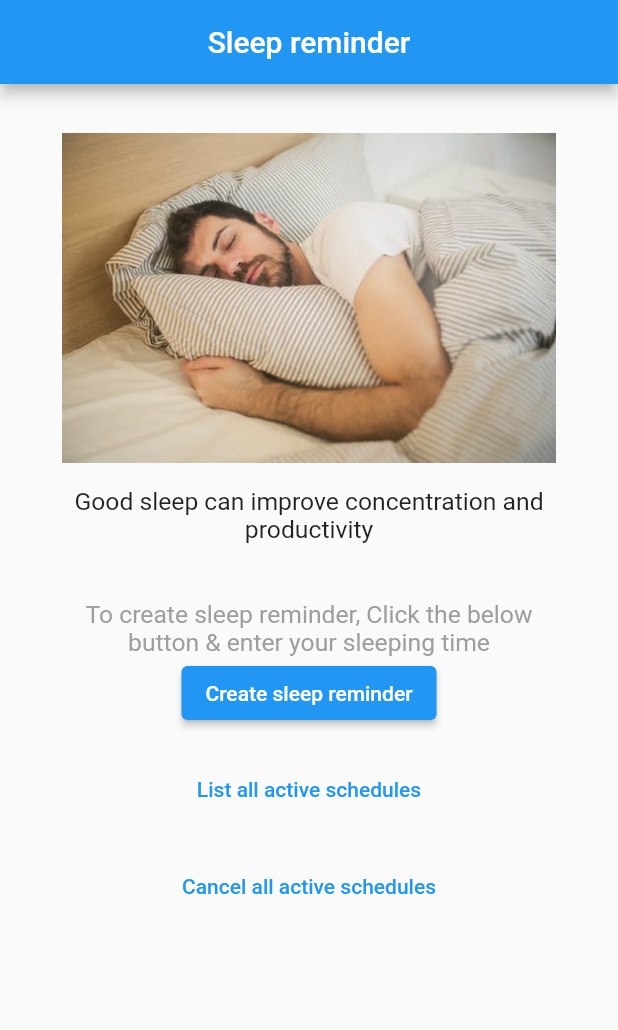
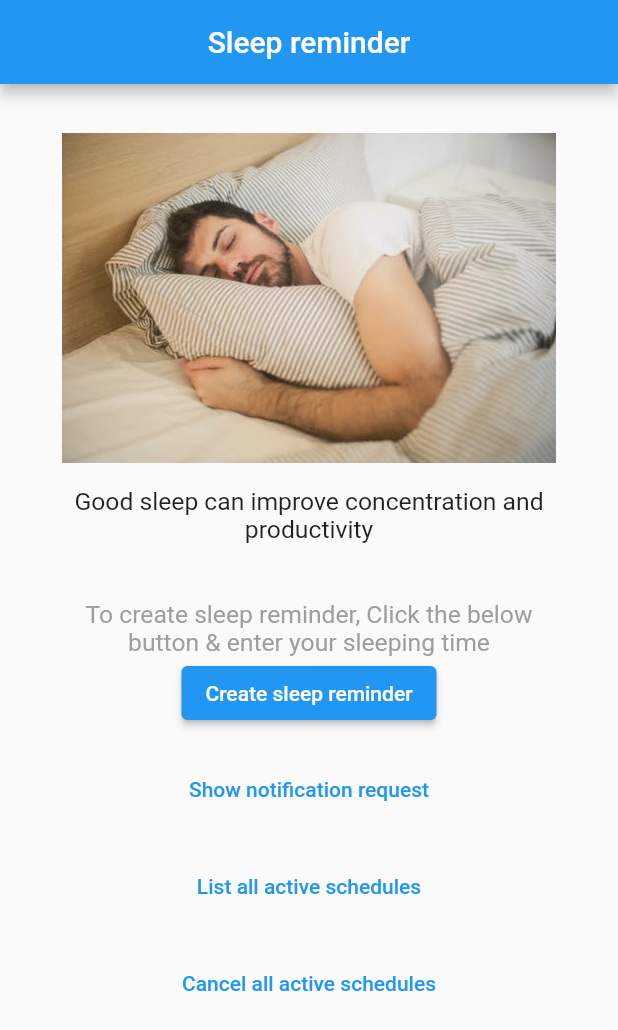
Before and after one commit to rafaelsetragni/reminderApp, a Flutter app: the screen it shows after launch, after a tap on "List all active schedules", on a phone screen of 412 x 824 dp. Shown: the top 1030 px of the screen. Run offline on Flutter 3.47's test engine with Material 2 defaults, Android fonts, the light colour scheme and no system bars; our stand-ins replace awesome_notifications, firebase_core, firebase_messaging, fluttertoast; accounts and stored records are empty.

Commit message:
work in progress

```diff
--- a/lib/main.dart
+++ b/lib/main.dart
@@ -2,18 +2,12 @@ import 'package:flutter/material.dart';
 import 'package:awesome_notifications/awesome_notifications.dart';
 import 'package:reminder_app/pages/home_page.dart';
 import 'package:reminder_app/pages/notification_received_page.dart';
+import 'package:firebase_core/firebase_core.dart';
+import 'package:reminder_app/routes/routes.dart';
+import 'package:reminder_app/utils/firebase_utils.dart';
 
 void main() async {
   WidgetsFlutterBinding.ensureInitialized();
-
-  AwesomeNotifications().initialize(null, [
-    NotificationChannel(
-        channelKey: 'basic_channel',
-        channelName: 'Basic notifications',
-        channelDescription: 'Notification channel for basic tests',
-        defaultColor: Color(0xFF9D50DD),
-        ledColor: Colors.white)
-  ]);
 
   await AwesomeNotifications().initialize(null, [
     NotificationChannel(
@@ -27,6 +21,8 @@ void main() async {
     ),
   ]);
 
+  await FirebaseUtils.loadFirebaseCore();
+
   runApp(MyApp());
 }
 
@@ -36,11 +32,8 @@ class MyApp extends StatelessWidget {
     return MaterialApp(
       title: 'Named Routes Demo',
       debugShowCheckedModeBanner: false,
-      initialRoute: '/',
-      routes: {
-        '/': (context) => HomePage(),
-        '/notification_received_page': (context) => NotificationReceivedPage(),
-      },
+      initialRoute: PAGE_HOME,
+      routes: materialRoutes,
     );
   }
 }
--- a/lib/pages/home_page.dart
+++ b/lib/pages/home_page.dart
@@ -1,83 +1,54 @@
 import 'dart:io';
+import 'package:flutter/material.dart';
+
+import 'package:reminder_app/utils/utils.dart';
+import 'package:reminder_app/utils/firebase_utils.dart';
+
+import 'package:awesome_notifications/awesome_notifications.dart';
 import 'package:fluttertoast/fluttertoast.dart';
-import 'package:flutter/material.dart';
-import 'package:awesome_notifications/awesome_notifications.dart';
-import 'package:notification_permissions/notification_permissions.dart';
-import 'package:reminder_app/utils/utils.dart';
-import 'package:firebase_messaging/firebase_messaging.dart';
-
-Future<dynamic> myBackgroundMessageHandler(RemoteMessage message) async {
-  if (message != null) print(message);
-}
 
 class HomePage extends StatefulWidget {
-  const HomePage({Key key}) : super(key: key);
+  const HomePage({Key? key}) : super(key: key);
   @override
   _HomePageState createState() => _HomePageState();
 }
 
 class _HomePageState extends State<HomePage> {
-  TimeOfDay _pickedTime;
-  FirebaseMessaging _firebaseMessaging = FirebaseMessaging.instance;
-  NotificationSettings _iosNotificationSettings;
+  TimeOfDay? _pickedTime;
+
   @override
   void initState() {
     super.initState();
-    initFirebase().then((value) => _initNotification());
+
+    WidgetsBinding.instance!.addPostFrameCallback((_) async {
+      requestNotificationPermission();
+      FirebaseUtils.initializeFirebaseService(context);
+      _startListenAwesomeStreams();
+    });
   }
 
-  ///Initialize firebase
-  Future<void> initFirebase() async {
-    if (Platform.isIOS) {
-      _iosNotificationSettings = await _firebaseMessaging.requestPermission(
-        alert: true,
-        announcement: false,
-        badge: true,
-        carPlay: false,
-        criticalAlert: false,
-        provisional: true,
-        sound: true,
-      );
+  Future<bool> requestNotificationPermission() async {
+    bool isAllowed = await AwesomeNotifications().isNotificationAllowed();
+    if (!isAllowed) {
+      await showRequestUserPermissionDialog(context);
+      isAllowed = await AwesomeNotifications().isNotificationAllowed();
     }
-    _firebaseMessaging.getToken().then((String token) {
-      if (token != null) {
-        print(token);
-      }
-    });
-    handleIncomingFirebaseNotification();
+    return isAllowed;
   }
 
-  void handleIncomingFirebaseNotification() {
-    FirebaseMessaging.onMessage.listen((RemoteMessage message) {
-      if (message != null) print(message);
-    });
-    FirebaseMessaging.instance
-        .getInitialMessage()
-        .then((RemoteMessage message) {
-      if (message != null) print(message);
-    });
-    FirebaseMessaging.onMessageOpenedApp.listen((RemoteMessage message) {
-      if (message != null) print(message);
-    });
-    FirebaseMessaging.onBackgroundMessage(myBackgroundMessageHandler);
-  }
-
-  _initNotification() async {
-    await NotificationPermissions.requestNotificationPermissions(
-        iosSettings: const NotificationSettingsIos(
-            sound: true, badge: true, alert: true));
+  _startListenAwesomeStreams() async {
     AwesomeNotifications().actionStream.listen((receivedNotification) {
-      Navigator.pushNamed(context, "/notification_received_page");
       Fluttertoast.showToast(
-          msg:
-              'Msg: ${StringUtils.isNullOrEmpty(receivedNotification.buttonKeyPressed, considerWhiteSpaceAsEmpty: true) ? 'normal tap' : receivedNotification.buttonKeyPressed}',
+          msg: 'Msg: ${StringUtils.isNullOrEmpty(receivedNotification.buttonKeyPressed, considerWhiteSpaceAsEmpty: true) ? 'normal tap' : receivedNotification.buttonKeyPressed}',
           backgroundColor: Colors.blue[200],
           textColor: Colors.black);
+
+      processDefaultActionReceived(context, receivedNotification);
     });
   }
 
   Future<bool> pickScheduleDate(BuildContext context) async {
-    TimeOfDay timeOfDay;
+    TimeOfDay? timeOfDay;
     timeOfDay = await showTimePicker(
       context: context,
       initialTime: _pickedTime ?? TimeOfDay.now(),
@@ -104,6 +75,12 @@ class _HomePageState extends State<HomePage> {
         _dateTime,
       );
     });
+  }
+
+  @override
+  void dispose() {
+    AwesomeNotifications().dispose();
+    super.dispose();
   }
 
   @override
@@ -137,8 +114,6 @@ class _HomePageState extends State<HomePage> {
               child: Container(
                 child: Image.asset(
                   'assets/sleep.jpeg',
-                  // width: MediaQuery.of(context).size.width * 0.6,
-                  // height: MediaQuery.of(context).size.height * 0.23,
                 ),
               ),
             ),
@@ -169,9 +144,11 @@ class _HomePageState extends State<HomePage> {
                   ),
                   ElevatedButton(
                     onPressed: () async {
-                      if (await pickScheduleDate(context) &&
-                          _pickedTime != null) {
-                        await scheduleSleepReminder(_pickedTime);
+                      if(await requestNotificationPermission()){
+                        if (await pickScheduleDate(context) &&
+                            _pickedTime != null) {
+                          await scheduleSleepReminder(_pickedTime!);
+                        }
                       }
                     },
                     child: Text(
@@ -179,6 +156,22 @@ class _HomePageState extends State<HomePage> {
                     ),
                   ),
                 ],
+              ),
+            ),
+            Container(
+              alignment: Alignment.center,
+              padding: EdgeInsets.only(
+                bottom: size.height * 0.02,
+                left: size.width * 0.05,
+                right: size.width * 0.05,
+              ),
+              child: TextButton(
+                onPressed: () async {
+                  showRequestUserPermissionDialog(context);
+                },
+                child: Text(
+                  'Show notification request',
+                ),
               ),
             ),
             Container(
--- a/lib/pages/notification_received_page.dart
+++ b/lib/pages/notification_received_page.dart
@@ -1,7 +1,10 @@
 import 'package:flutter/material.dart';
+import 'package:awesome_notifications/awesome_notifications.dart';
 
 class NotificationReceivedPage extends StatelessWidget {
-  const NotificationReceivedPage({Key key}) : super(key: key);
+  const NotificationReceivedPage(this.receivedNotification, {Key? key}) : super(key: key);
+
+  final ReceivedNotification receivedNotification;
 
   @override
   Widget build(BuildContext context) {
--- /dev/null
+++ b/lib/routes/routes.dart
@@ -0,0 +1,14 @@
+import 'package:awesome_notifications/awesome_notifications.dart';
+import 'package:flutter/material.dart';
+import 'package:reminder_app/pages/home_page.dart';
+import 'package:reminder_app/pages/notification_received_page.dart';
+
+const String PAGE_HOME = '/';
+const String PAGE_NOTIFICATION_RECEIVED = '/notification_received_page';
+
+Map<String, WidgetBuilder> materialRoutes = {
+  PAGE_HOME: (context) => HomePage(),
+  PAGE_NOTIFICATION_RECEIVED: (context) => NotificationReceivedPage(
+        ModalRoute.of(context)!.settings.arguments as ReceivedNotification,
+      )
+};
--- /dev/null
+++ b/lib/utils/firebase_utils.dart
@@ -0,0 +1,167 @@
+import 'dart:convert';
+import 'dart:math';
+import'dart:io' show Platform;
+
+import 'package:awesome_notifications/awesome_notifications.dart';
+
+import 'package:firebase_core/firebase_core.dart';
+import 'package:firebase_messaging/firebase_messaging.dart';
+
+import 'package:flutter/cupertino.dart';
+import 'package:flutter/material.dart';
+
+// TO AVOID CONFLICT WITH MATERIAL DATE UTILS CLASS
+import 'package:awesome_notifications/awesome_notifications.dart'
+    hide DateUtils;
+import 'package:awesome_notifications/awesome_notifications.dart' as Utils
+    show DateUtils;
+import 'package:reminder_app/utils/utils.dart';
+
+// Platform messages are asynchronous, so we initialize in an async method.
+class FirebaseUtils {
+
+  static Future<void> loadFirebaseCore() async {
+    await Firebase.initializeApp();
+  }
+
+  static Future<String> initializeFirebaseService(BuildContext context) async {
+
+    return FirebaseMessaging.instance.getToken(
+      // https://stackoverflow.com/questions/54996206/firebase-cloud-messaging-where-to-find-public-vapid-key
+      vapidKey: '',
+    ).then((firebaseAppToken){
+
+      if (StringUtils.isNullOrEmpty(firebaseAppToken,
+          considerWhiteSpaceAsEmpty: true)) return '';
+
+      print('Firebase token: $firebaseAppToken');
+
+      FirebaseMessaging.onBackgroundMessage(firebaseMessagingBackgroundHandler);
+
+      // Get any messages which caused the application to open from
+      // a terminated state.
+      FirebaseMessaging.instance.getInitialMessage().then((RemoteMessage? initialMessage){
+        // If the message also contains a data property with a "type" of "chat",
+        // navigate to a chat screen
+        if (initialMessage != null) {
+          receivedActionFromFirebase(context, initialMessage);
+        }
+      });
+
+      FirebaseMessaging.onMessage.listen((RemoteMessage message) async {
+        PushNotification? pushNotification =
+          await awesomeNotificationFromFirebaseRemoteMessage(
+              message,
+              // Android default FCM notification is different for Android and iOS
+              // On iOS is displayed a default notification, but not on Android.
+              acceptRemoteNotificationContent: Platform.isAndroid ? true : false
+          );
+        if(pushNotification != null){
+
+          AwesomeNotifications().createNotification(
+              content: pushNotification.content!,
+              schedule: pushNotification.schedule,
+              actionButtons: pushNotification.actionButtons);
+        }
+      });
+
+      FirebaseMessaging.onMessageOpenedApp.listen((RemoteMessage message) async {
+        receivedActionFromFirebase(context, message);
+      });
+
+      return firebaseAppToken ?? '';
+    });
+  }
+
+  static Future<void> receivedActionFromFirebase(BuildContext context, RemoteMessage message) async {
+    PushNotification? pushNotification = await awesomeNotificationFromFirebaseRemoteMessage(message, acceptRemoteNotificationContent: true);
+
+    if (pushNotification != null) {
+      ReceivedAction receivedAction = ReceivedAction.fromNotificationContent(pushNotification.content!);
+      processDefaultActionReceived(context, receivedAction);
+    }
+  }
+
+  static Future<PushNotification?> awesomeNotificationFromFirebaseRemoteMessage(RemoteMessage message, {bool acceptRemoteNotificationContent = false}){
+
+    print('Handling a firebase message: ${message.messageId}');
+
+    if(
+        !StringUtils.isNullOrEmpty(message.notification?.title, considerWhiteSpaceAsEmpty: true) ||
+        !StringUtils.isNullOrEmpty(message.notification?.body, considerWhiteSpaceAsEmpty: true)
+    ){
+
+      if(!acceptRemoteNotificationContent)
+        return Future.value(null);
+
+      print('message also contained a notification: ${message.notification}');
+
+      Map<String, dynamic> dataMap = jsonDecode(message.data[NOTIFICATION_CONTENT]);
+
+      String? imageUrl;
+      imageUrl ??= dataMap[NOTIFICATION_BIG_PICTURE];
+      imageUrl ??= message.notification!.android?.imageUrl;
+      imageUrl ??= message.notification!.apple?.imageUrl;
+
+      String now = Utils.DateUtils.getUtcTextDate();
+
+      Map<String, dynamic> pushNotificationAdapter = {
+        NOTIFICATION_CONTENT: {
+          NOTIFICATION_CHANNEL_KEY:
+          dataMap[NOTIFICATION_CHANNEL_KEY] ??
+              'basic_channel',
+          NOTIFICATION_ID:
+          message.messageId ??
+              dataMap[NOTIFICATION_ID] ??
+              Random().nextInt(2147483647),
+          NOTIFICATION_TITLE:
+          dataMap[NOTIFICATION_TITLE] ??
+              message.notification?.title,
+          NOTIFICATION_BODY:
+          dataMap[NOTIFICATION_BODY] ??
+              message.notification?.body ,
+          NOTIFICATION_LAYOUT:
+              StringUtils.isNullOrEmpty(imageUrl) ? 'Default' : 'BigPicture',
+          NOTIFICATION_BIG_PICTURE:
+              imageUrl,
+          NOTIFICATION_LARGE_ICON:
+              dataMap[NOTIFICATION_LARGE_ICON],
+          NOTIFICATION_PAYLOAD:
+              dataMap[NOTIFICATION_PAYLOAD],
+          NOTIFICATION_CREATED_DATE:
+              dataMap[NOTIFICATION_CREATED_DATE] ?? now,
+          NOTIFICATION_CREATED_LIFECYCLE:
+              dataMap[NOTIFICATION_CREATED_LIFECYCLE] ?? NotificationLifeCycle.AppKilled,
+          NOTIFICATION_DISPLAYED_DATE:
+              dataMap[NOTIFICATION_DISPLAYED_DATE] ?? now,
+          NOTIFICATION_DISPLAYED_LIFECYCLE:
+              dataMap[NOTIFICATION_DISPLAYED_LIFECYCLE] ?? NotificationLifeCycle.AppKilled,
+        }
+      };
+
+      return AwesomeNotifications().extractNotificationFromJsonData(pushNotificationAdapter);
+    }
+    else {
+      return AwesomeNotifications().extractNotificationFromJsonData(message.data);
+    }
+  }
+
+}
+
+// DATA ONLY NOTIFICATIONS DOES NOT ALWAYS RUNS ON IOS WHILE THE APP IS IN BACKGROUND.
+// FOR ANDROID IT WORKS ALL THE TIMES.
+Future<void> firebaseMessagingBackgroundHandler(RemoteMessage message) async {
+
+  // If you're going to use other Firebase services in the background, such as Firestore,
+  // make sure you call `initializeApp` before using other Firebase services.
+  await Firebase.initializeApp();
+
+  PushNotification? pushNotification = await FirebaseUtils.awesomeNotificationFromFirebaseRemoteMessage(message);
+  if(pushNotification != null){
+
+    AwesomeNotifications().createNotification(
+        content: pushNotification.content!,
+        schedule: pushNotification.schedule,
+        actionButtons: pushNotification.actionButtons);
+  }
+}
```
Also changed, not shown: lib/utils/utils.dart (+64 -15 lines), pubspec.yaml (+9 -4 lines), assets/animated-bell.gif (added), pubspec.lock, 3 other files.
